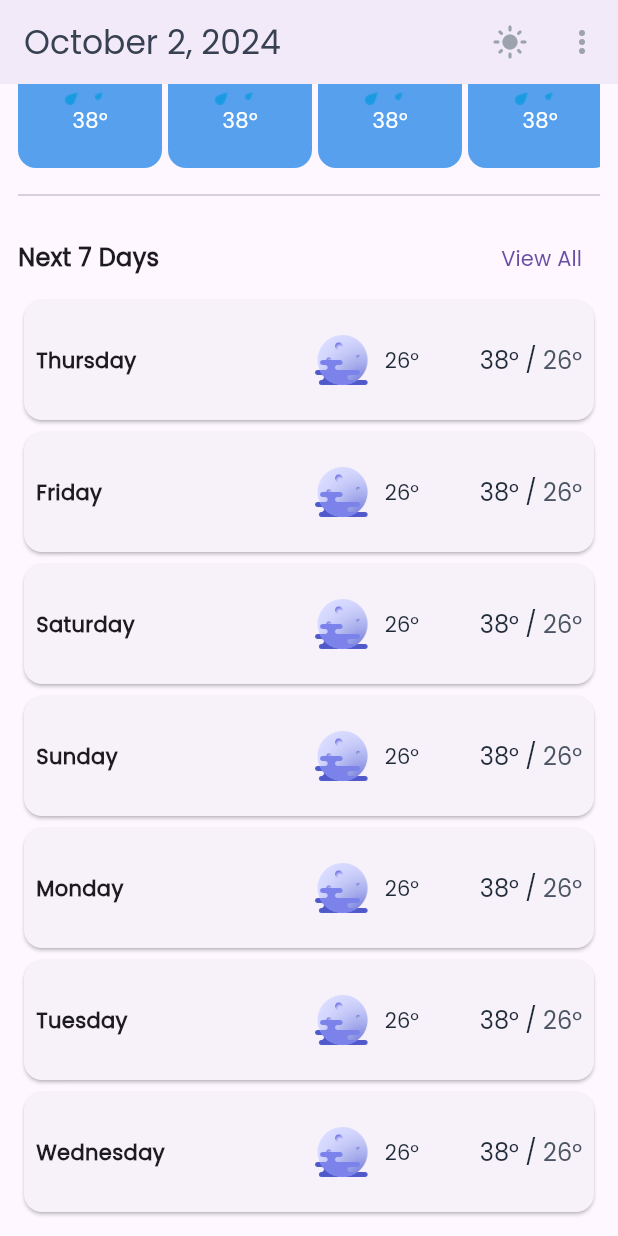
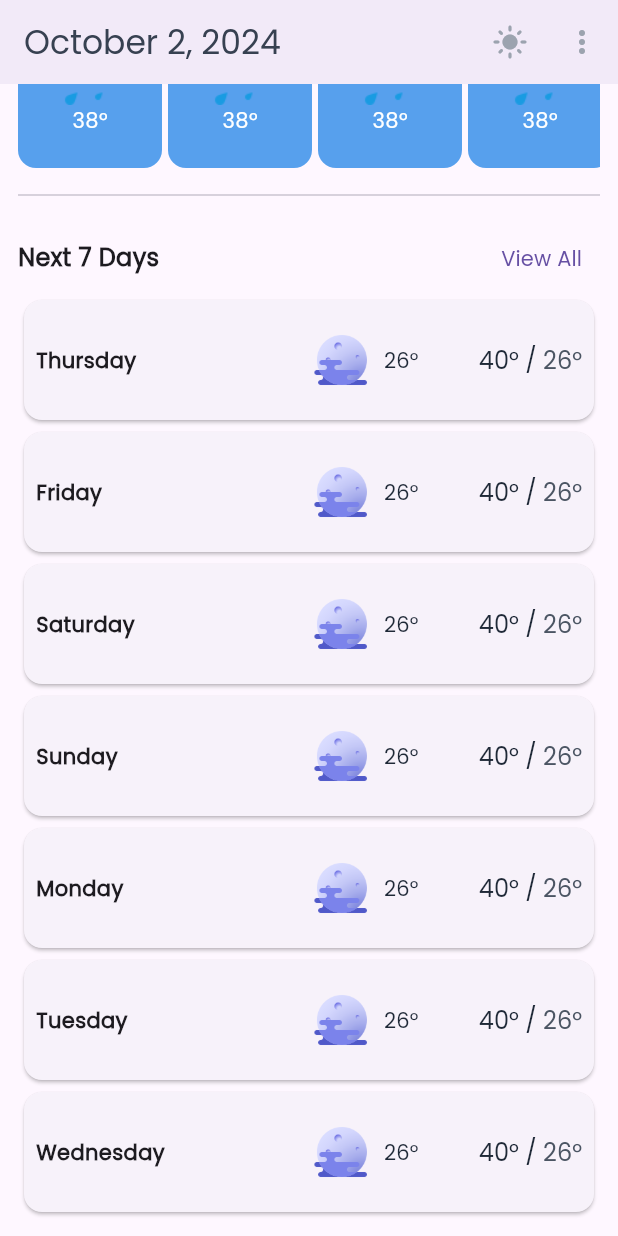
Before and after one commit to Ab5ullah/WeatherApp, a Flutter app: the screen it shows after launch, scrolled down 448 dp, on a phone screen of 412 x 824 dp. Run offline on Flutter 3.47's test engine with Material 3 defaults, Android fonts, the phone set to English and light mode, and no system bars; our stand-ins replace get, velocity_x.

Commit message:
second commit

```diff
--- a/lib/homescreen.dart
+++ b/lib/homescreen.dart
@@ -194,7 +194,7 @@ class WeatherApp extends StatelessWidget {
                           RichText(
                               text: TextSpan(children: [
                             TextSpan(
-                              text: "38$degree /",
+                              text: "40$degree /",
                               style: const TextStyle(
                                 color: Vx.gray800,
                                 fontFamily: "poppins",
```
